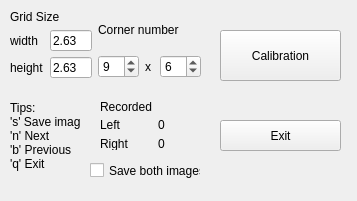
Above: calibrationform.ui from escrowdis/fusion before the change. Below: the same form after it.
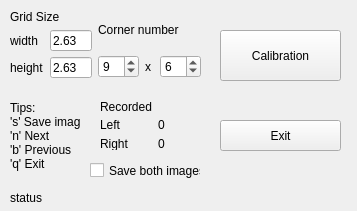
That is the form after the change.

What changed in the file:
```diff
--- a/calibrationform.ui
+++ b/calibrationform.ui
@@ -7,7 +7,7 @@
     <x>0</x>
     <y>0</y>
     <width>357</width>
-    <height>201</height>
+    <height>211</height>
    </rect>
   </property>
   <property name="windowTitle">
@@ -222,13 +222,13 @@
    <property name="geometry">
     <rect>
      <x>10</x>
-     <y>280</y>
+     <y>190</y>
      <width>211</width>
      <height>16</height>
     </rect>
    </property>
    <property name="text">
-    <string/>
+    <string>status</string>
    </property>
   </widget>
  </widget>
```
